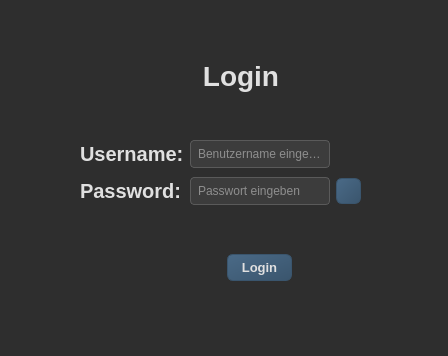
The window that Patient_Data_Project/logindialog.ui (Baljet389/Patient_Data) describes before a commit, drawn with Qt 5.
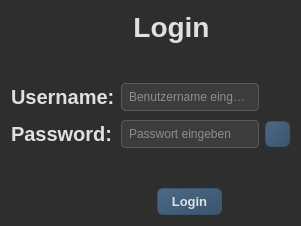
The same window after the commit.

Commit message: Login Fenster auf Skaliberbaren Grid Modus umgestellt - theoretisch jetzt alle Fenster Skallierbar - final

Patch:
```diff
--- a/Patient_Data_Project/logindialog.ui
+++ b/Patient_Data_Project/logindialog.ui
@@ -6,8 +6,8 @@
    <rect>
     <x>0</x>
     <y>0</y>
-    <width>448</width>
-    <height>356</height>
+    <width>301</width>
+    <height>226</height>
    </rect>
   </property>
   <property name="windowTitle">
@@ -19,15 +19,8 @@
     color: #E0E0E0;
 }</string>
   </property>
-  <widget class="QWidget" name="layoutWidget">
-   <property name="geometry">
-    <rect>
-     <x>80</x>
-     <y>60</y>
-     <width>281</width>
-     <height>221</height>
-    </rect>
-   </property>
+  <layout class="QGridLayout" name="gridLayout_2">
+   <item row="0" column="0">
    <layout class="QVBoxLayout" name="verticalLayout">
     <item>
      <layout class="QGridLayout" name="gridLayout">
@@ -285,7 +278,8 @@
      </layout>
     </item>
    </layout>
-  </widget>
+   </item>
+  </layout>
  </widget>
  <resources/>
  <connections/>
```
Lines whose indentation alone changed are shown as unchanged.
